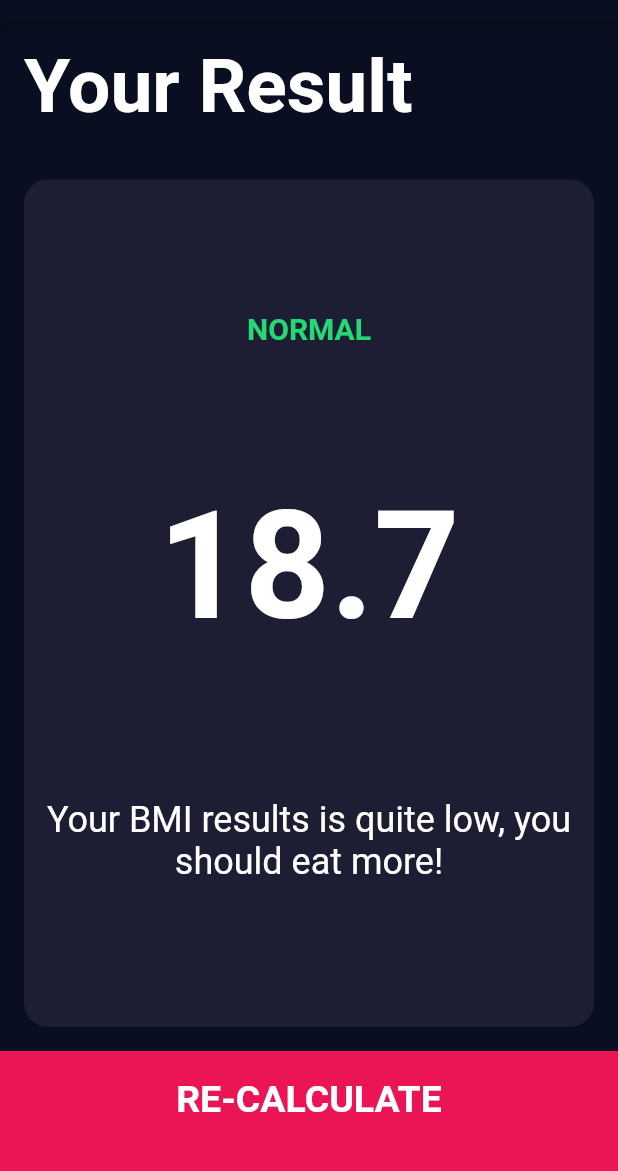
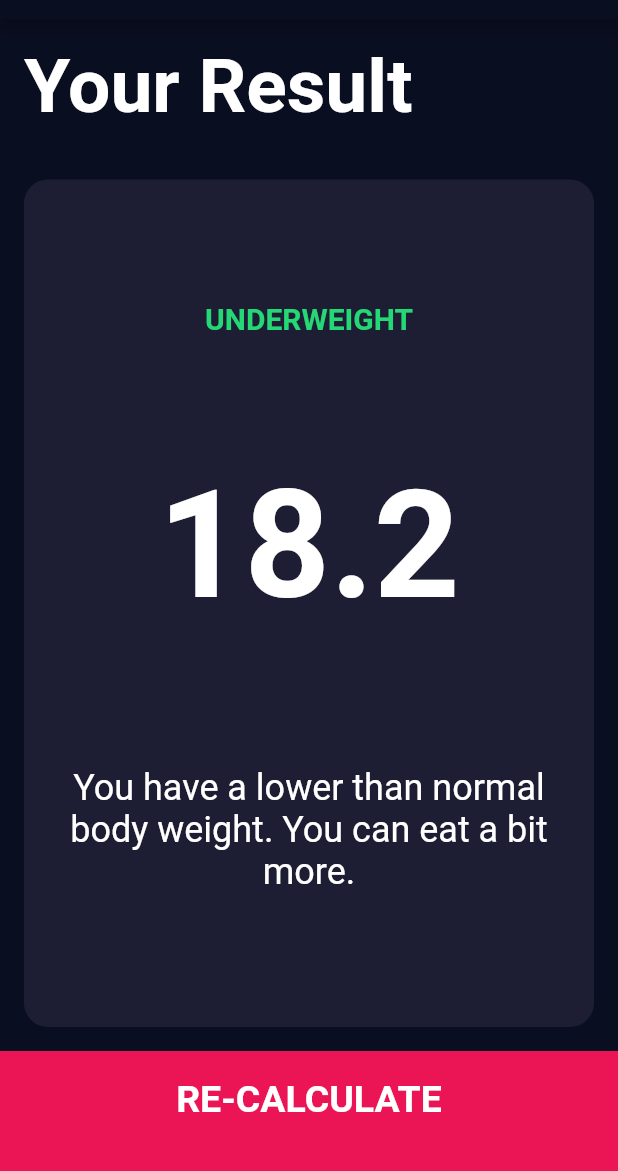
Before and after one commit to FadyFawzyOfficial/bmi-calculator, a Flutter app: the screen it shows after launch, after a tap on "CALCULATE", on a phone screen of 412 x 824 dp, the part 65-1236 px from its top. Run offline on Flutter 3.47's test engine with Material 2 defaults, Android fonts, the phone set to English and light mode, and no system bars; our stand-ins replace font_awesome_flutter.

Commit message:
21. Complete BMI Calculator App by Using the Model that calculates the BMI (Body Mass Index)

```diff
--- a/lib/calculator_brain.dart
+++ b/lib/calculator_brain.dart
@@ -11,7 +11,10 @@ class CalculatorBrain {
     required this.weight,
   });
 
-  String get bmi => (weight / pow(height / 100, 2)).toStringAsFixed(1);
+  String get bmi {
+    _bmi = weight / pow(height / 100, 2);
+    return _bmi.toStringAsFixed(1);
+  }
 
   String get result {
     if (_bmi >= 25) {
--- a/lib/screens/input_screen.dart
+++ b/lib/screens/input_screen.dart
@@ -1,6 +1,7 @@
 import 'package:flutter/material.dart';
 import 'package:font_awesome_flutter/font_awesome_flutter.dart';
 
+import '../calculator_brain.dart';
 import '../constants.dart';
 import '../widgets/bottom_button.dart';
 import '../widgets/icon_content.dart';
@@ -126,9 +127,23 @@ class InputScreenState extends State<InputScreen> {
               ],
             ),
           ),
-          const BottomButton(
+          BottomButton(
             label: 'CALCULATE',
-            goTo: ResultsScreen(),
+            onPressed: () {
+              final bmiCalculator =
+                  CalculatorBrain(height: height, weight: weight);
+
+              Navigator.push(
+                context,
+                MaterialPageRoute(
+                  builder: (context) => ResultsScreen(
+                    bmi: bmiCalculator.bmi,
+                    result: bmiCalculator.result,
+                    interpretation: bmiCalculator.interpretation,
+                  ),
+                ),
+              );
+            },
           ),
         ],
       ),
--- a/lib/screens/results_screen.dart
+++ b/lib/screens/results_screen.dart
@@ -5,7 +5,16 @@ import '../widgets/bottom_button.dart';
 import '../widgets/reusable_card.dart';
 
 class ResultsScreen extends StatelessWidget {
-  const ResultsScreen({super.key});
+  final String bmi;
+  final String result;
+  final String interpretation;
+
+  const ResultsScreen({
+    super.key,
+    required this.bmi,
+    required this.result,
+    required this.interpretation,
+  });
 
   @override
   Widget build(BuildContext context) {
@@ -27,21 +36,21 @@ class ResultsScreen extends StatelessWidget {
             child: Column(
               mainAxisAlignment: MainAxisAlignment.spaceEvenly,
               crossAxisAlignment: CrossAxisAlignment.stretch,
-              children: const [
+              children: [
                 Text(
-                  'NORMAL',
+                  result.toUpperCase(),
                   textAlign: TextAlign.center,
                   style: kResultTextStyle,
                 ),
                 Text(
-                  '18.7',
+                  bmi,
                   textAlign: TextAlign.center,
                   style: kBMITextStyle,
                 ),
                 Padding(
-                  padding: EdgeInsets.all(8),
+                  padding: const EdgeInsets.all(8),
                   child: Text(
-                    'Your BMI results is quite low, you should eat more!',
+                    interpretation,
                     textAlign: TextAlign.center,
                     style: kBodyTextStyle,
                   ),
@@ -49,7 +58,10 @@ class ResultsScreen extends StatelessWidget {
               ],
             ),
           ),
-          const BottomButton(label: 'RE-CALCULATE')
+          BottomButton(
+            label: 'RE-CALCULATE',
+            onPressed: () => Navigator.pop(context),
+          )
         ],
       ),
     );
--- a/lib/widgets/bottom_button.dart
+++ b/lib/widgets/bottom_button.dart
@@ -4,24 +4,17 @@ import '../constants.dart';
 
 class BottomButton extends StatelessWidget {
   final String label;
-  final Widget? goTo;
+  final VoidCallback onPressed;
   const BottomButton({
     Key? key,
     required this.label,
-    this.goTo,
+    required this.onPressed,
   }) : super(key: key);
 
   @override
   Widget build(BuildContext context) {
     return InkWell(
-      onTap: () => goTo != null
-          ? Navigator.push(
-              context,
-              MaterialPageRoute(
-                builder: (context) => goTo!,
-              ),
-            )
-          : Navigator.pop(context),
+      onTap: onPressed,
       child: Container(
         alignment: Alignment.center,
         width: double.infinity,
```
